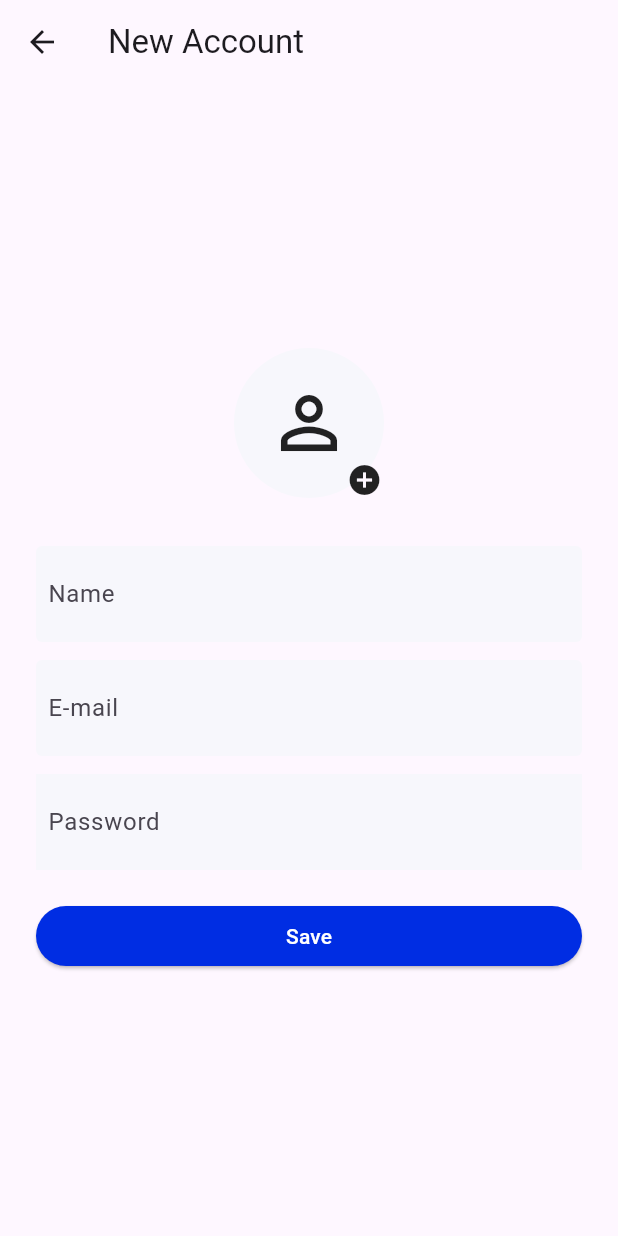
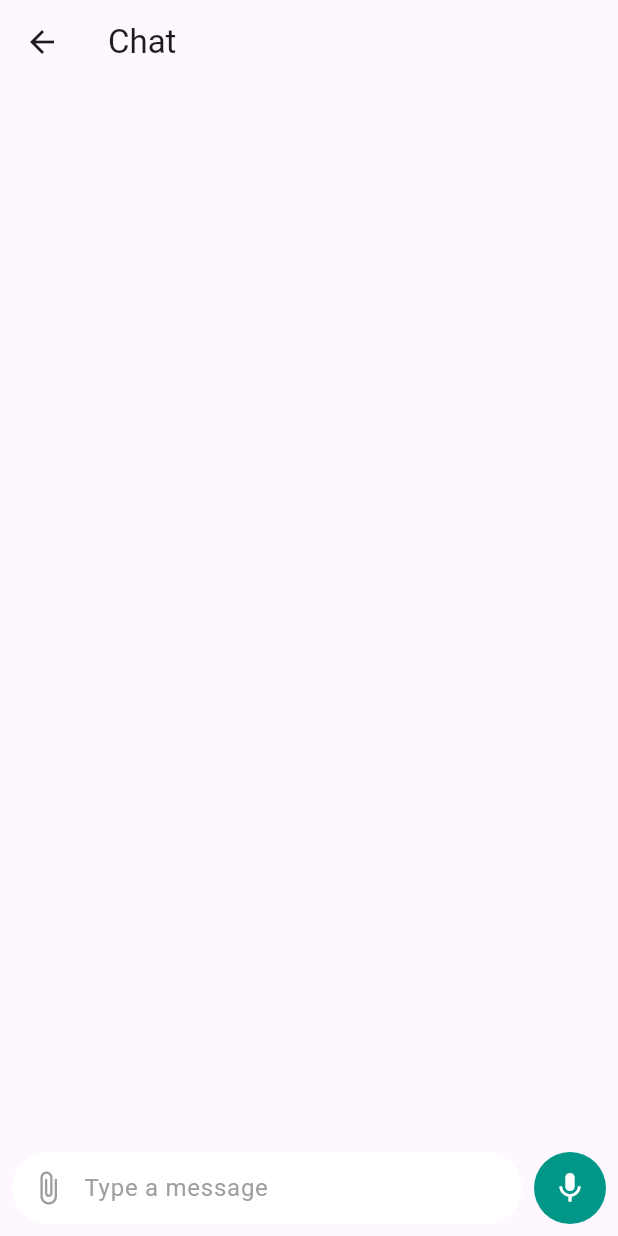
Before and after one commit to professordezani/chat_fatec, a Flutter app: the NewAccountPage screen opened by its route, after a tap on "Save", on a phone screen of 412 x 824 dp. Run offline on Flutter 3.47's test engine with Material 3 defaults, Android fonts, the phone set to English and light mode, and no system bars; our stand-ins replace flutter_markdown, google_generative_ai.

Commit message:
add gemini api

```diff
--- /dev/null
+++ b/lib/controllers/gemini.controller.dart
@@ -0,0 +1,138 @@
+import 'package:google_generative_ai/google_generative_ai.dart';
+
+class GeminiController {
+  static const String apiKey = 'AIzaSyDTYKEEx6eJYBnlU6szz-KbQ3kUt1RaFNU';
+
+  Future<String?> chat(String message) async {
+    final model = GenerativeModel(
+      model: 'gemini-1.5-flash',
+      apiKey: apiKey,
+    );
+
+    final chat = model.startChat(
+      history: [
+        Content.text(
+            'You are a english teacher. Your responsability is talk with a student, anserwing questions. Any problema with gramatical, vocabulary or english rules must be returned to the student too.'),
+        Content.model([
+          TextPart(
+              'Hi, I will be your english teacher. What about we will talk?')
+        ])
+      ],
+      // generationConfig: GenerationConfig(
+      //    responseSchema: Schema.json(),
+      // )
+    );
+
+    var response = await chat.sendMessage(Content.text(message));
+
+    return response.text;
+  }
+}
+
+
+
+
+// // Copyright 2024 Google LLC
+// //
+// // Licensed under the Apache License, Version 2.0 (the "License");
+// // you may not use this file except in compliance with the License.
+// // You may obtain a copy of the License at
+// //
+// //     http://www.apache.org/licenses/LICENSE-2.0
+// //
+// // Unless required by applicable law or agreed to in writing, software
+// // distributed under the License is distributed on an "AS IS" BASIS,
+// // WITHOUT WARRANTIES OR CONDITIONS OF ANY KIND, either express or implied.
+// // See the License for the specific language governing permissions and
+// // limitations under the License.
+
+// import 'dart:io';
+
+// import 'package:google_generative_ai/google_generative_ai.dart';
+
+// final apiKey = () {
+//   final apiKey = Platform.environment['GEMINI_API_KEY'];
+//   if (apiKey == null) {
+//     stderr.writeln(r'No $GEMINI_API_KEY environment variable');
+//     exit(1);
+//   }
+//   return apiKey;
+// }();
+
+// Future<void> chat() async {
+//   // [START chat]
+//   final model = GenerativeModel(
+//     model: 'gemini-1.5-flash',
+//     apiKey: apiKey,
+//   );
+//   final chat = model.startChat(history: [
+//     Content.text('hello'),
+//     Content.model([TextPart('Great to meet you. What would you like to know?')])
+//   ]);
+//   var response =
+//       await chat.sendMessage(Content.text('I have 2 dogs in my house.'));
+//   print(response.text);
+//   response =
+//       await chat.sendMessage(Content.text('How many paws are in my house?'));
+//   print(response.text);
+//   // [END chat]
+// }
+
+// Future<void> chatStreaming() async {
+//   // [START chat_streaming]
+//   final model = GenerativeModel(
+//     model: 'gemini-1.5-flash',
+//     apiKey: apiKey,
+//   );
+//   final chat = model.startChat(history: [
+//     Content.text('hello'),
+//     Content.model([TextPart('Great to meet you. What would you like to know?')])
+//   ]);
+//   var responses =
+//       chat.sendMessageStream(Content.text('I have 2 dogs in my house.'));
+//   await for (final response in responses) {
+//     print(response.text);
+//     print('_' * 80);
+//   }
+//   responses =
+//       chat.sendMessageStream(Content.text('How many paws are in my house?'));
+//   await for (final response in responses) {
+//     print(response.text);
+//     print('_' * 80);
+//   }
+//   // [END chat_streaming]
+// }
+
+// Future<void> chatStreamingWithImages() async {
+//   // [START chat_streaming_with_images]
+//   final model = GenerativeModel(
+//     model: 'gemini-1.5-flash',
+//     apiKey: apiKey,
+//   );
+//   Future<DataPart> fileToPart(String mimeType, String path) async {
+//     return DataPart(mimeType, await File(path).readAsBytes());
+//   }
+
+//   final chat = model.startChat();
+//   var responses = chat.sendMessageStream(Content.text(
+//       "Hello, I'm interested in learning about musical instruments. "
+//       'Can I show you one?'));
+//   await for (final response in responses) {
+//     print(response.text);
+//     print('_' * 80);
+//   }
+//   final prompt = 'What family of instruments does this belong to?';
+//   final image = await fileToPart('image/jpeg', 'resources/organ.jpg');
+//   responses = chat.sendMessageStream(Content.multi([TextPart(prompt), image]));
+//   await for (final response in responses) {
+//     print(response.text);
+//     print('_' * 80);
+//   }
+//   // [END chat_streaming_with_images]
+// }
+
+// void main() async {
+//   await chat();
+//   await chatStreaming();
+//   await chatStreamingWithImages();
+// }
--- /dev/null
+++ b/lib/controllers/message.controller.dart
@@ -0,0 +1,6 @@
+import '../models/message.dart';
+
+class MessageController {
+
+  static final List<Message> messages = [];
+}
--- /dev/null
+++ b/lib/models/message.dart
@@ -0,0 +1,16 @@
+// ignore: constant_identifier_names
+enum MessageType {TEXT, AUDIO, IMAGE}
+
+class Message {
+  final MessageType messageType;
+  final String sender;
+  final String text;
+  final DateTime timestamp;
+
+  Message({
+    required this.messageType,
+    required this.sender,
+    required this.text,
+    required this.timestamp,
+  });
+}
--- a/lib/views/app.dart
+++ b/lib/views/app.dart
@@ -1,8 +1,10 @@
 // ignore_for_file: prefer_const_constructors
 
 import 'package:flutter/material.dart';
+
 import 'login.page.dart';
 import 'newaccount.page.dart';
+import 'chat.page.dart';
 
 class ChatFatecApp extends StatelessWidget {
 
@@ -13,6 +15,7 @@ class ChatFatecApp extends StatelessWidget {
       routes: {
         "/login": (context) => LoginPage(),
         "/new-account": (context) => NewAccountPage(),
+        "/chat": (context) => ChatPage(),
       },
       initialRoute: "/login",
     );
--- /dev/null
+++ b/lib/views/chat.page.dart
@@ -0,0 +1,249 @@
+import 'package:chat_fatec/controllers/gemini.controller.dart';
+import 'package:chat_fatec/controllers/message.controller.dart';
+import 'package:chat_fatec/models/message.dart';
+import 'package:flutter/material.dart';
+import 'package:flutter_markdown/flutter_markdown.dart';
+
+class ChatPage extends StatefulWidget {
+  const ChatPage({super.key});
+
+  @override
+  State<ChatPage> createState() => _ChatPageState();
+}
+
+class _ChatPageState extends State<ChatPage> {
+  final String senderOriginal = 'Henrique';
+
+  @override
+  Widget build(BuildContext context) {
+    return Scaffold(
+      appBar: AppBar(
+        title: const Text("Chat"),
+      ),
+      body: Column(
+        children: [
+          Flexible(
+            child: ListView.builder(
+              reverse: false,
+              itemCount: MessageController.messages.length,
+              itemBuilder: (context, index) {
+                // int length = MessageController.messages.length - 1;
+                return senderOriginal !=
+                        MessageController.messages[index].sender
+                    ? ReceivedMessage(
+                        text: MessageController.messages[index].text,
+                        senderName: MessageController.messages[index].sender,
+                        avatarUrl: 'https://picsum.photos/200',
+                        timestamp: MessageController.messages[index].timestamp,
+                      )
+                    : SentMessage(
+                        text: MessageController.messages[index].text,
+                      );
+              },
+            ),
+          ),
+          MessageInput(),
+        ],
+      ),
+    );
+  }
+}
+
+class MessageInput extends StatefulWidget {
+  @override
+  State<MessageInput> createState() => _MessageInputState();
+}
+
+class _MessageInputState extends State<MessageInput> {
+  TextEditingController txtMessage = TextEditingController();
+
+  bool enableMic = true;
+
+  void sendMessage() async {
+    var sentMessage = Message(
+      messageType: MessageType.TEXT,
+      sender: 'Henrique',
+      text: txtMessage.text,
+      timestamp: DateTime.now(),
+    );
+
+    MessageController.messages.add(sentMessage);
+
+    String? response = await GeminiController().chat(txtMessage.text);
+
+    var receivedMessage = Message(
+      messageType: MessageType.TEXT,
+      sender: 'Teacher',
+      text: response ?? 'No message',
+      timestamp: DateTime.now(),
+    );
+
+    MessageController.messages.add(receivedMessage);
+
+    setState(() => txtMessage.clear());
+  }
+
+  @override
+  Widget build(BuildContext context) {
+    return Padding(
+      padding: const EdgeInsets.all(8.0),
+      child: Row(
+        children: [
+          Expanded(
+            child: Container(
+              decoration: BoxDecoration(
+                color: Colors.white,
+                borderRadius: BorderRadius.circular(25),
+              ),
+              child: Row(
+                children: [
+                  IconButton(
+                    icon: const Icon(Icons.attach_file_outlined,
+                        color: Colors.grey),
+                    onPressed: () {},
+                  ),
+                  Expanded(
+                    child: TextField(
+                      controller: txtMessage,
+                      decoration: const InputDecoration(
+                        hintText: 'Type a message',
+                        hintStyle: TextStyle(color: Colors.grey),
+                        border: InputBorder.none,
+                      ),
+                      onChanged: (value) {
+                        setState(() {
+                          enableMic = value.isEmpty;
+                        });
+                      },
+                    ),
+                  ),
+                ],
+              ),
+            ),
+          ),
+          const SizedBox(width: 8),
+          enableMic
+              ? Container(
+                  decoration: const BoxDecoration(
+                    color: Colors.teal,
+                    shape: BoxShape.circle,
+                  ),
+                  child: IconButton(
+                    icon: const Icon(Icons.mic, color: Colors.white),
+                    onPressed: () {},
+                  ),
+                )
+              : Container(
+                  decoration: const BoxDecoration(
+                    // color: Colors.teal,
+                    shape: BoxShape.circle,
+                  ),
+                  child: IconButton(
+                    icon: const Icon(Icons.send, color: Colors.teal),
+                    onPressed: sendMessage,
+                  ),
+                ),
+        ],
+      ),
+    );
+  }
+}
+
+class ReceivedMessage extends StatelessWidget {
+  final String text;
+  final String senderName;
+  final String avatarUrl;
+  final DateTime? timestamp;
+
+  ReceivedMessage({
+    required this.text,
+    required this.senderName,
+    required this.avatarUrl,
+    this.timestamp,
+  });
+
+  @override
+  Widget build(BuildContext context) {
+    return Container(
+      margin: const EdgeInsets.fromLTRB(8, 8, 0, 8),
+      // padding: const EdgeInsets.symmetric(vertical: 4.0),
+      child: Row(
+        crossAxisAlignment: CrossAxisAlignment.end,
+        children: [
+          CircleAvatar(
+            radius: 14,
+            backgroundImage: NetworkImage(avatarUrl),
+          ),
+          const SizedBox(width: 6),
+          Expanded(
+            child: Column(
+              crossAxisAlignment: CrossAxisAlignment.start,
+              children: [
+                Row(
+                  children: [
+                    Text(
+                      senderName,
+                      style: TextStyle(
+                        color: Colors.grey[600],
+                        fontSize: 12,
+                      ),
+                    ),
+                    const SizedBox(width: 4),
+                    Text(
+                      '13:00',
+                      // DateFormat('HH:mm').format(timestamp),
+                      style: TextStyle(
+                        color: Colors.grey[600],
+                        fontSize: 12,
+                      ),
+                    ),
+                  ],
+                ),
+                Container(
+                    margin: const EdgeInsets.only(top: 4),
+                    padding: const EdgeInsets.all(12),
+                    decoration: BoxDecoration(
+                      color: Colors.grey[200],
+                      borderRadius: const BorderRadius.only(
+                        topRight: Radius.circular(16),
+                        topLeft: Radius.circular(16),
+                        bottomRight: Radius.circular(16),
+                      ),
+                    ),
+                    child: Markdown(
+                      selectable: true,
+                      data: text,
+                    )
+                    // child: Text(text, style: const TextStyle(fontSize: 16)),
+                    ),
+              ],
+            ),
+          ),
+          const SizedBox(width: 32), // Add some space on the right side
+        ],
+      ),
+    );
+  }
+}
+
+class SentMessage extends StatelessWidget {
+  final String text;
+
+  SentMessage({required this.text});
+
+  @override
+  Widget build(BuildContext context) {
+    return Align(
+      alignment: Alignment.centerRight,
+      child: Container(
+        margin: const EdgeInsets.all(8),
+        padding: const EdgeInsets.all(12),
+        decoration: BoxDecoration(
+          color: Colors.blue,
+          borderRadius: BorderRadius.circular(16),
+        ),
+        child: Text(text, style: const TextStyle(color: Colors.white)),
+      ),
+    );
+  }
+}
--- a/lib/views/newaccount.page.dart
+++ b/lib/views/newaccount.page.dart
@@ -5,6 +5,10 @@ import 'package:flutter/material.dart';
 
 class NewAccountPage extends StatelessWidget {
   const NewAccountPage({super.key});
+
+  void _register(BuildContext context) {
+    Navigator.pushNamed(context, '/chat');
+  }
 
   @override
   Widget build(BuildContext context) {
@@ -25,7 +29,7 @@ class NewAccountPage extends StatelessWidget {
                     height: 100,
                     margin: EdgeInsets.only(bottom: 32),
                     decoration: BoxDecoration(
-                    color: Color(0xFFF7F7FC),
+                      color: Color.fromARGB(227, 235, 235, 244),
                       borderRadius: BorderRadius.circular(50),
                     ),
                     child: Stack(
@@ -33,16 +37,15 @@ class NewAccountPage extends StatelessWidget {
                         Center(child: Icon(Icons.person_outline, size: 56)),
                         Positioned(
                           child: Icon(Icons.add_circle, size: 24),
-                        bottom: 0,
-                        right: 1,
+                          bottom: 2,
+                          right: 2,
                         ),
                       ],
-                  )
-                ),
+                    )),
                 Container(
                   padding: EdgeInsets.all(8),
                   decoration: BoxDecoration(
-                    color: Color(0xFFF7F7FC),
+                    color: Color.fromARGB(227, 235, 235, 244),
                     borderRadius: BorderRadius.circular(4),
                   ),
                   child: TextField(
@@ -58,7 +61,7 @@ class NewAccountPage extends StatelessWidget {
                 Container(
                   padding: EdgeInsets.all(8),
                   decoration: BoxDecoration(
-                    color: Color(0xFFF7F7FC),
+                    color: Color.fromARGB(227, 235, 235, 244),
                     borderRadius: BorderRadius.circular(4),
                   ),
                   child: TextField(
@@ -72,7 +75,10 @@ class NewAccountPage extends StatelessWidget {
                 ),
                 SizedBox(height: 12),
                 Container(
-                  color: Color(0xFFF7F7FC),
+                  decoration: BoxDecoration(
+                    color: Color.fromARGB(227, 235, 235, 244),
+                    borderRadius: BorderRadius.circular(4),
+                  ),
                   padding: EdgeInsets.all(8),
                   child: TextField(
                     obscureText: true,
@@ -88,7 +94,8 @@ class NewAccountPage extends StatelessWidget {
                   width: MediaQuery.of(context).size.width,
                   child: ElevatedButton(
                     style: ButtonStyle(
-                      backgroundColor: MaterialStateProperty.all(Color(0xFF002DE3)),
+                      backgroundColor:
+                          WidgetStateProperty.all(Color(0xFF002DE3)),
                     ),
                     child: Text(
                       "Save",
@@ -96,7 +103,7 @@ class NewAccountPage extends StatelessWidget {
                         color: Colors.white,
                       ),
                     ),
-                    onPressed: () {},
+                    onPressed: () => _register(context),
                   ),
                 )
               ],
--- a/pubspec.yaml
+++ b/pubspec.yaml
@@ -35,6 +35,8 @@ dependencies:
   # The following adds the Cupertino Icons font to your application.
   # Use with the CupertinoIcons class for iOS style icons.
   cupertino_icons: ^1.0.2
+  google_generative_ai: any
+  flutter_markdown: ^0.7.3+1
 
 dev_dependencies:
   flutter_test:
```
Also changed, not shown: lib/views/login.page.dart (+11 -4 lines), pubspec.lock, 1 other file. Lines whose indentation alone changed are shown as unchanged.
